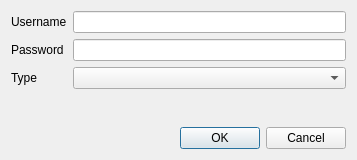
The window that src/adduserdialog.ui (murrple-1/BedChaser) describes before a commit, drawn with Qt 5.
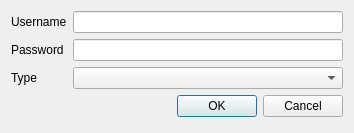
The same window after the commit.

Commit message: Fixing the naming on the UI forms.

What changed in the file:
```diff
--- a/src/adduserdialog.ui
+++ b/src/adduserdialog.ui
@@ -6,19 +6,14 @@
    <rect>
     <x>0</x>
     <y>0</y>
-    <width>357</width>
-    <height>160</height>
+    <width>354</width>
+    <height>133</height>
    </rect>
   </property>
   <property name="windowTitle">
    <string>Dialog</string>
   </property>
-  <layout class="QVBoxLayout" name="verticalLayout">
-   <item>
     <layout class="QFormLayout" name="formLayout">
-     <property name="fieldGrowthPolicy">
-      <enum>QFormLayout::AllNonFixedFieldsGrow</enum>
-     </property>
      <item row="0" column="0">
       <widget class="QLabel" name="nameLabel">
        <property name="text">
@@ -27,10 +22,7 @@
       </widget>
      </item>
      <item row="0" column="1">
-      <widget class="QLineEdit" name="nameField"/>
-     </item>
-     <item row="1" column="1">
-      <widget class="QLineEdit" name="passField"/>
+    <widget class="QLineEdit" name="usernameLineEdit"/>
      </item>
      <item row="1" column="0">
       <widget class="QLabel" name="passLabel">
@@ -39,9 +31,6 @@
        </property>
       </widget>
      </item>
-     <item row="2" column="1">
-      <widget class="QComboBox" name="typeCombo"/>
-     </item>
      <item row="2" column="0">
       <widget class="QLabel" name="typeLabel">
        <property name="text">
@@ -49,9 +38,13 @@
        </property>
       </widget>
      </item>
-    </layout>
+   <item row="2" column="1">
+    <widget class="QComboBox" name="typeComboBox"/>
    </item>
-   <item>
+   <item row="1" column="1">
+    <widget class="QLineEdit" name="passwordLineEdit"/>
+   </item>
+   <item row="3" column="1">
     <widget class="QDialogButtonBox" name="buttonBox">
      <property name="orientation">
       <enum>Qt::Horizontal</enum>
```
Left out of the diff: 4 changed lines with no effect on the pictures. Lines whose indentation alone changed are shown as unchanged. The commit also changes 10 other files.
